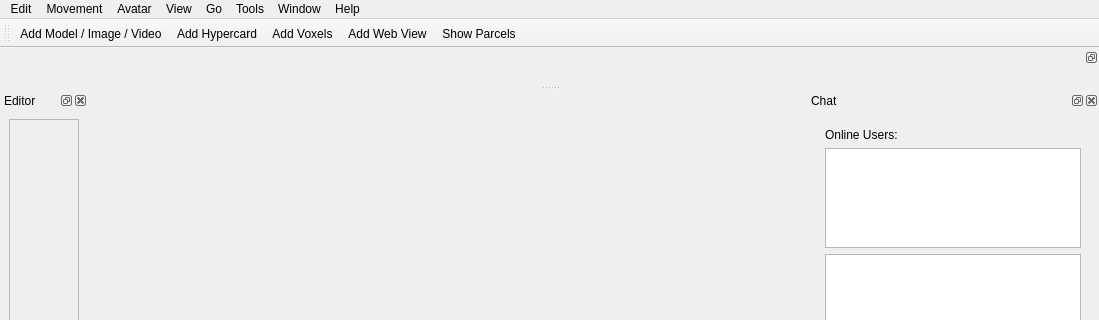
This is gui_client/MainWindow.ui in shipilovden/substrata-metasiberia as Qt 5 draws it before an edit; both pictures show x 0 to 1099 and y 0 to 320 of the 1099 by 763 pixel window. The edited form follows.
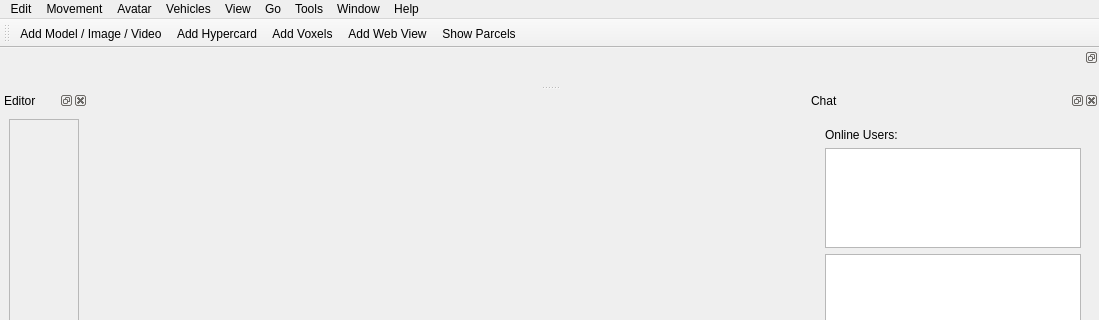
This is the edited form. Custom widgets are drawn as their Qt base class.

```diff
--- a/gui_client/MainWindow.ui
+++ b/gui_client/MainWindow.ui
@@ -120,9 +120,16 @@
     </property>
     <addaction name="actionThird_Person_Camera"/>
    </widget>
+   <widget class="QMenu" name="menuVehicles">
+    <property name="title">
+     <string>Vehicles</string>
+    </property>
+    <addaction name="actionSummon_Bike"/>
+   </widget>
    <addaction name="menuEdit"/>
    <addaction name="menuMovement"/>
    <addaction name="menuAvatar"/>
+   <addaction name="menuVehicles"/>
    <addaction name="menuView"/>
    <addaction name="menuGo"/>
    <addaction name="menuTools"/>
```
Left out of the diff: 9 changed lines with no effect on the pictures.
